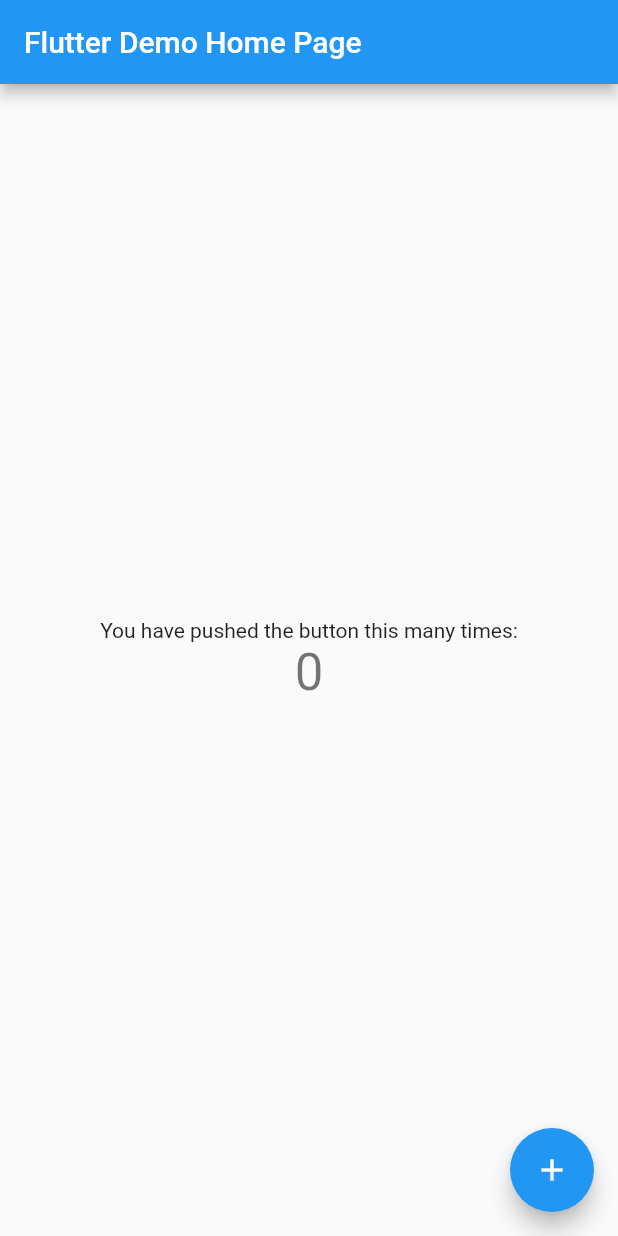
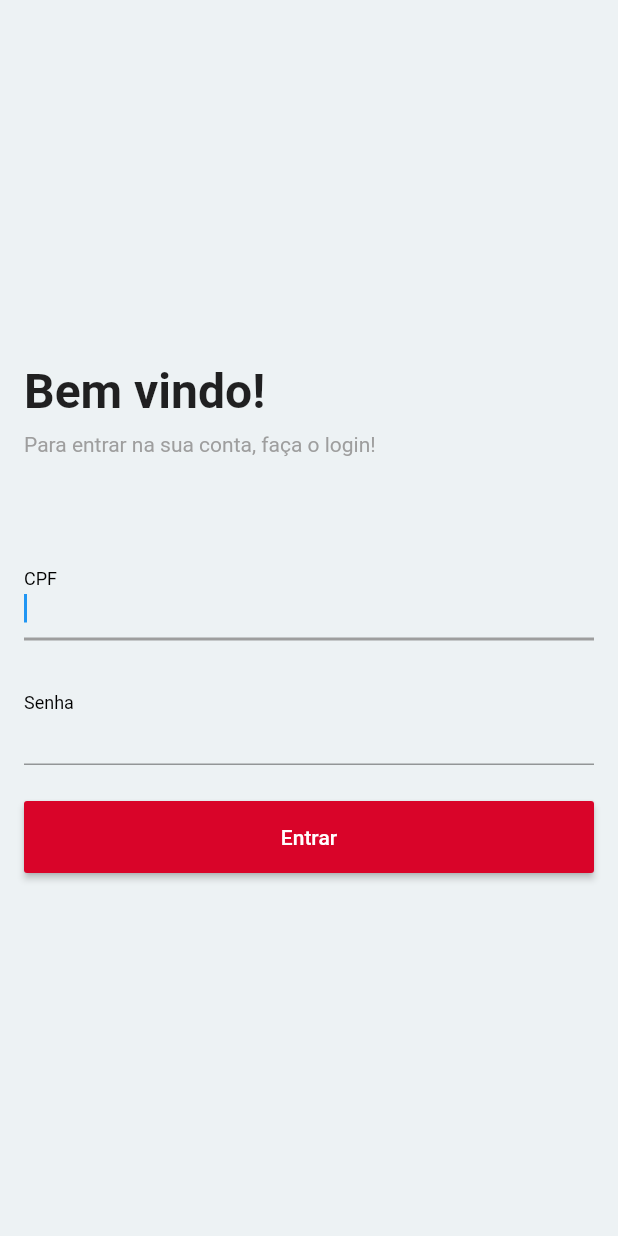
Before and after one commit to rbmelolima/UI-Clone-Santander, a Flutter app: the screen it shows after launch, on a phone screen of 412 x 824 dp. Run offline on Flutter 3.47's test engine with Material 2 defaults, Android fonts, the phone set to English and light mode, and no system bars; our stand-ins replace mask_text_input_formatter.

Commit message:
feat: criando tela de login

```diff
--- a/lib/main.dart
+++ b/lib/main.dart
@@ -1,4 +1,5 @@
 import 'package:flutter/material.dart';
+import 'package:ui_bank/screens/Login/index.dart';
 
 void main() {
   runApp(MyApp());
@@ -9,109 +10,20 @@ class MyApp extends StatelessWidget {
   @override
   Widget build(BuildContext context) {
     return MaterialApp(
-      title: 'Flutter Demo',
+      title: 'UI Bank',
       theme: ThemeData(
-        // This is the theme of your application.
-        //
-        // Try running your application with "flutter run". You'll see the
-        // application has a blue toolbar. Then, without quitting the app, try
-        // changing the primarySwatch below to Colors.green and then invoke
-        // "hot reload" (press "r" in the console where you ran "flutter run",
-        // or simply save your changes to "hot reload" in a Flutter IDE).
-        // Notice that the counter didn't reset back to zero; the application
-        // is not restarted.
         primarySwatch: Colors.blue,
-        // This makes the visual density adapt to the platform that you run
-        // the app on. For desktop platforms, the controls will be smaller and
-        // closer together (more dense) than on mobile platforms.
+        backgroundColor: const Color(0xffEDF2F4),
+        primaryColor: const Color(0xffD90429),
+        primaryColorLight: const Color(0xffEF233C),
+        accentColor: const Color(0xff2B2D42),
+        textTheme: TextTheme(
+          //Textfields pattern
+          subtitle1: TextStyle(fontSize: 16)
+        ),
         visualDensity: VisualDensity.adaptivePlatformDensity,
       ),
-      home: MyHomePage(title: 'Flutter Demo Home Page'),
+      home: Login(),
     );
   }
 }
-
-class MyHomePage extends StatefulWidget {
-  MyHomePage({Key key, this.title}) : super(key: key);
-
-  // This widget is the home page of your application. It is stateful, meaning
-  // that it has a State object (defined below) that contains fields that affect
-  // how it looks.
-
-  // This class is the configuration for the state. It holds the values (in this
-  // case the title) provided by the parent (in this case the App widget) and
-  // used by the build method of the State. Fields in a Widget subclass are
-  // always marked "final".
-
-  final String title;
-
-  @override
-  _MyHomePageState createState() => _MyHomePageState();
-}
-
-class _MyHomePageState extends State<MyHomePage> {
-  int _counter = 0;
-
-  void _incrementCounter() {
-    setState(() {
-      // This call to setState tells the Flutter framework that something has
-      // changed in this State, which causes it to rerun the build method below
-      // so that the display can reflect the updated values. If we changed
-      // _counter without calling setState(), then the build method would not be
-      // called again, and so nothing would appear to happen.
-      _counter++;
-    });
-  }
-
-  @override
-  Widget build(BuildContext context) {
-    // This method is rerun every time setState is called, for instance as done
-    // by the _incrementCounter method above.
-    //
-    // The Flutter framework has been optimized to make rerunning build methods
-    // fast, so that you can just rebuild anything that needs updating rather
-    // than having to individually change instances of widgets.
-    return Scaffold(
-      appBar: AppBar(
-        // Here we take the value from the MyHomePage object that was created by
-        // the App.build method, and use it to set our appbar title.
-        title: Text(widget.title),
-      ),
-      body: Center(
-        // Center is a layout widget. It takes a single child and positions it
-        // in the middle of the parent.
-        child: Column(
-          // Column is also a layout widget. It takes a list of children and
-          // arranges them vertically. By default, it sizes itself to fit its
-          // children horizontally, and tries to be as tall as its parent.
-          //
-          // Invoke "debug painting" (press "p" in the console, choose the
-          // "Toggle Debug Paint" action from the Flutter Inspector in Android
-          // Studio, or the "Toggle Debug Paint" command in Visual Studio Code)
-          // to see the wireframe for each widget.
-          //
-          // Column has various properties to control how it sizes itself and
-          // how it positions its children. Here we use mainAxisAlignment to
-          // center the children vertically; the main axis here is the vertical
-          // axis because Columns are vertical (the cross axis would be
-          // horizontal).
-          mainAxisAlignment: MainAxisAlignment.center,
-          children: <Widget>[
-            Text(
-              'You have pushed the button this many times:',
-            ),
-            Text(
-              '$_counter',
-              style: Theme.of(context).textTheme.headline4,
-            ),
-          ],
-        ),
-      ),
-      floatingActionButton: FloatingActionButton(
-        onPressed: _incrementCounter,
-        tooltip: 'Increment',
-        child: Icon(Icons.add),
-      ), // This trailing comma makes auto-formatting nicer for build methods.
-    );
-  }
-}
--- /dev/null
+++ b/lib/screens/Login/index.dart
@@ -0,0 +1,138 @@
+import 'package:flutter/material.dart';
+import 'package:mask_text_input_formatter/mask_text_input_formatter.dart';
+
+class Login extends StatefulWidget {
+  @override
+  _LoginState createState() => _LoginState();
+}
+
+class _LoginState extends State<Login> {
+  final _formKey = GlobalKey<FormState>();
+
+  TextEditingController _inputCPFController;
+  TextEditingController _inputPasswordController;
+
+  var cpfMask = new MaskTextInputFormatter(
+    mask: '###.###.###-##',
+    filter: {"#": RegExp(r'[0-9]')},
+  );
+
+  void initState() {
+    super.initState();
+    _inputCPFController = TextEditingController();
+    _inputPasswordController = TextEditingController();
+  }
+
+  void dispose() {
+    _inputPasswordController.dispose();
+    _inputCPFController.dispose();
+    super.dispose();
+  }
+
+  @override
+  Widget build(BuildContext context) {
+    return Scaffold(
+      backgroundColor: Theme.of(context).backgroundColor,
+      body: Padding(
+        padding: const EdgeInsets.all(16.0),
+        child: Column(
+          mainAxisAlignment: MainAxisAlignment.center,
+          children: [
+            Container(
+              margin: EdgeInsets.only(bottom: 64),
+              child: Column(
+                crossAxisAlignment: CrossAxisAlignment.start,
+                children: [
+                  Text(
+                    "Bem vindo!",
+                    style: TextStyle(
+                      fontSize: 32,
+                      fontWeight: FontWeight.bold,
+                    ),
+                  ),
+                  Container(height: 8),
+                  Text(
+                    "Para entrar na sua conta, faça o login!",
+                    style: TextStyle(fontSize: 14, color: Colors.grey),
+                  ),
+                ],
+              ),
+            ),
+            Form(
+              key: _formKey,
+              child: Column(
+                children: [
+                  Container(
+                    margin: EdgeInsets.only(bottom: 24),
+                    child: TextFormField(
+                      controller: _inputCPFController,
+                      keyboardType: TextInputType.number,
+                      autofocus: true,
+                      inputFormatters: [cpfMask],
+                      decoration: InputDecoration(
+                        labelText: "CPF",
+                        labelStyle: TextStyle(color: Colors.black),
+                        floatingLabelBehavior: FloatingLabelBehavior.always,
+                        focusedBorder: UnderlineInputBorder(
+                          borderSide: BorderSide(color: Colors.grey, width: 2),
+                        ),
+                        focusColor: Colors.blue,
+                      ),
+                      validator: (value) {
+                        if (value.isEmpty || value.length < 14) {
+                          return 'Insira um CPF válido';
+                        }
+                        return null;
+                      },
+                    ),
+                  ),
+                  Container(
+                    margin: EdgeInsets.only(bottom: 24),
+                    child: TextFormField(
+                      controller: _inputPasswordController,
+                      keyboardType: TextInputType.visiblePassword,
+                      obscureText: true,
+                      decoration: InputDecoration(
+                        labelText: "Senha",
+                        labelStyle: TextStyle(color: Colors.black),
+                        floatingLabelBehavior: FloatingLabelBehavior.always,
+                        focusedBorder: UnderlineInputBorder(
+                          borderSide: BorderSide(color: Colors.grey, width: 2),
+                        ),
+                      ),
+                      validator: (value) {
+                        if (value.isEmpty || value.length < 5) {
+                          return 'Insira uma senha válida';
+                        }
+                        return null;
+                      },
+                    ),
+                  ),
+                  SizedBox(
+                    width: double.infinity,
+                    child: RaisedButton(
+                      padding: EdgeInsets.symmetric(vertical: 16),
+                      color: Theme.of(context).primaryColor,
+                      textColor: Colors.white,
+                      child: Text("Entrar"),
+                      onPressed: () {
+                        if (_formKey.currentState.validate()) {
+                          final userLogin = {
+                            "CPF": _inputCPFController.text,
+                            "Senha": _inputPasswordController.text
+                          };
+
+                          print(userLogin);
+                        }
+                      },
+                    ),
+                  )
+                ],
+              ),
+            ),
+          ],
+        ),
+      ),
+    );
+  }
+}
```
